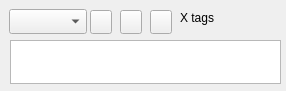
Old version of the form ui/editortagmanager.ui in the repository pwizard2/robojournal.
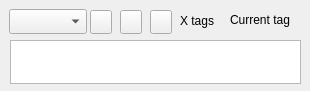
New version of the form. Icons and pictures are not drawn.

The edit to the form file:
```diff
--- a/ui/editortagmanager.ui
+++ b/ui/editortagmanager.ui
@@ -6,7 +6,7 @@
    <rect>
     <x>0</x>
     <y>0</y>
-    <width>286</width>
+    <width>310</width>
     <height>91</height>
    </rect>
   </property>
@@ -24,10 +24,13 @@
     <rect>
      <x>10</x>
      <y>40</y>
-     <width>271</width>
+     <width>291</width>
      <height>44</height>
     </rect>
    </property>
+   <property name="horizontalScrollBarPolicy">
+    <enum>Qt::ScrollBarAlwaysOff</enum>
+   </property>
    <property name="flow">
     <enum>QListView::LeftToRight</enum>
    </property>
@@ -113,14 +116,27 @@
     <rect>
      <x>180</x>
      <y>10</y>
-     <width>101</width>
-     <height>16</height>
+     <width>41</width>
+     <height>21</height>
     </rect>
    </property>
    <property name="text">
     <string>X tags</string>
    </property>
   </widget>
+  <widget class="QLabel" name="SelectTag">
+   <property name="geometry">
+    <rect>
+     <x>230</x>
+     <y>10</y>
+     <width>61</width>
+     <height>20</height>
+    </rect>
+   </property>
+   <property name="text">
+    <string>Current tag</string>
+   </property>
+  </widget>
  </widget>
  <resources>
   <include location="../images.qrc"/>
```
Left out of the diff: 6 changed lines with no effect on the pictures.
